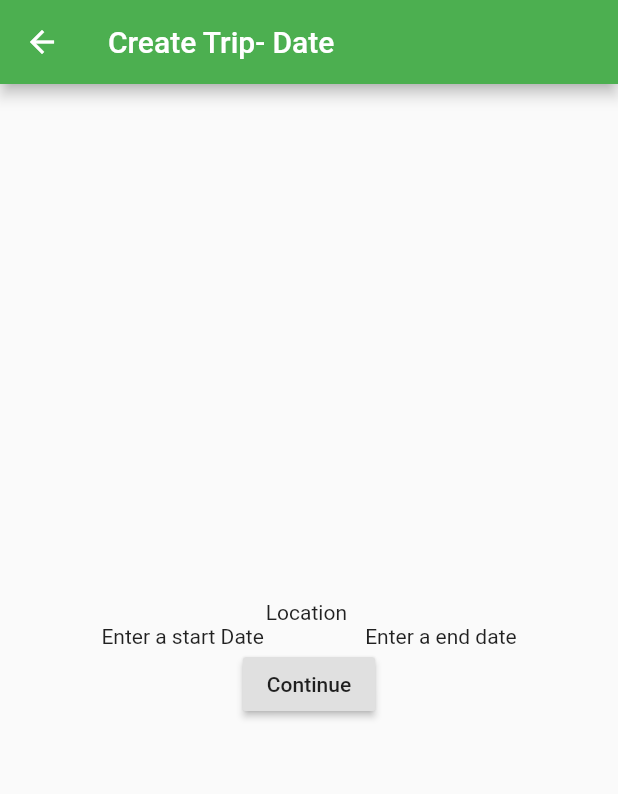
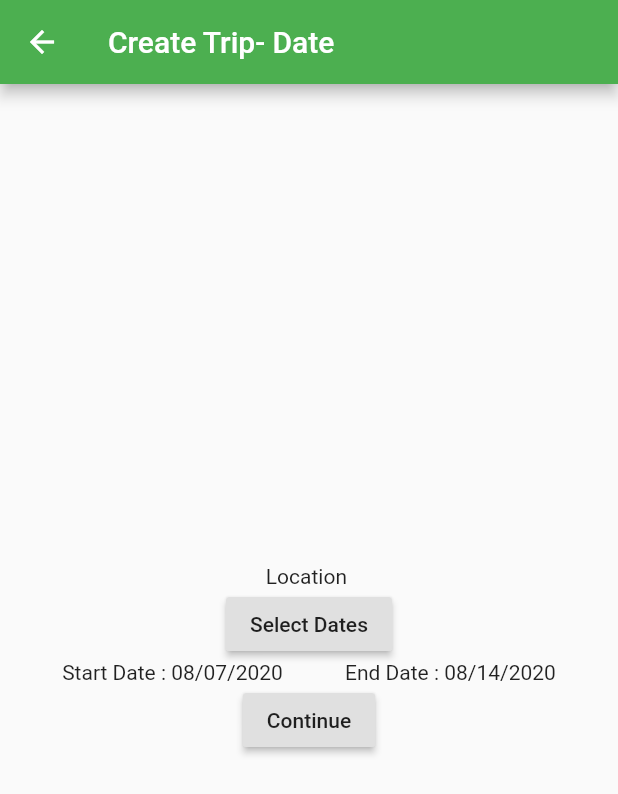
Before and after one commit to PhalugunaRao/FlutterUI, a Flutter app: the NewTripDateView screen opened directly with empty values, on a phone screen of 412 x 824 dp. Shown: the top 794 px of the screen. Run offline on Flutter 3.47's test engine with Material 2 defaults, Android fonts, the phone set to English and light mode, and no system bars; our stand-ins replace cloud_firestore; missing offline and left inert: date_range_picker; accounts and stored records are empty.

Commit message:
date picker view

```diff
--- a/lib/views/new_trips/date_view.dart
+++ b/lib/views/new_trips/date_view.dart
@@ -1,13 +1,40 @@
 import 'package:flutter/material.dart';
 import 'package:flutterlayout/models/Trip.dart';
 import 'package:flutterlayout/views/new_trips/budget_view.dart';
+import 'package:date_range_picker/date_range_picker.dart' as DateRagePicker;
+import 'package:intl/intl.dart';
+import 'dart:async';
 
 
 
-class NewTripDateView extends StatelessWidget {
+class NewTripDateView extends StatefulWidget {
   final Trip trip;
   NewTripDateView({Key key,@required this.trip}) :super(key:key);
 
+  @override
+  _NewTripDateViewState createState() => _NewTripDateViewState();
+}
+
+class _NewTripDateViewState extends State<NewTripDateView> {
+  DateTime _startDate = DateTime.now();
+  DateTime _endDate = DateTime.now().add(Duration(days: 7));
+
+  Future displayDateRangePicker(BuildContext context) async {
+    final List<DateTime> picked = await DateRagePicker.showDatePicker(
+        context: context,
+        initialFirstDate: _startDate,
+        initialLastDate: _endDate,
+        firstDate: new DateTime(DateTime.now().year -50),
+        lastDate: new DateTime(DateTime.now().year +50)
+    );
+
+    if(picked!=null && picked.length == 2){
+      setState(() {
+        _startDate = picked[0];
+        _endDate = picked[1];
+      });
+    }
+  }
   @override
   Widget build(BuildContext context) {
     return Scaffold(
@@ -18,21 +45,27 @@ class NewTripDateView extends StatelessWidget {
           child: Column(
             mainAxisAlignment: MainAxisAlignment.center,
             children: <Widget>[
-              Text("Location ${trip.title}"),
+              Text("Location ${widget.trip.title}"),
+              RaisedButton(
+                child: Text("Select Dates"),
+                onPressed: () async {
+                  await displayDateRangePicker(context);
+                  },
+              ),
               Row(
                 mainAxisAlignment: MainAxisAlignment.spaceEvenly,
                 children: <Widget>[
-                  Text("Enter a start Date"),
-                  Text("Enter a end date"),
+                  Text("Start Date : ${DateFormat('MM/dd/yyyy').format(_startDate).toString()}"),
+                  Text("End Date : ${DateFormat('MM/dd/yyyy').format(_endDate).toString()}"),
                 ],
               ),
               RaisedButton(
                 child: Text("Continue"),
                 onPressed:(){
-                  trip.startDate=DateTime.now();
-                  trip.endDate=DateTime.now();
+                  widget.trip.startDate=_startDate;
+                  widget.trip.endDate=_endDate;
                   Navigator.push(context,
-                    MaterialPageRoute(builder:(context) => NewTripBudgetView(trip:trip)),);
+                    MaterialPageRoute(builder:(context) => NewTripBudgetView(trip:widget.trip)),);
                 },
               ),
             ],
--- a/pubspec.yaml
+++ b/pubspec.yaml
@@ -29,6 +29,7 @@ dependencies:
   # Use with the CupertinoIcons class for iOS style icons.
   cupertino_icons: ^0.1.3
   intl: 0.15.7
+  date_range_picker: ^1.0.3
 
 dev_dependencies:
   flutter_test:
```
Also changed, not shown: pubspec.lock.
